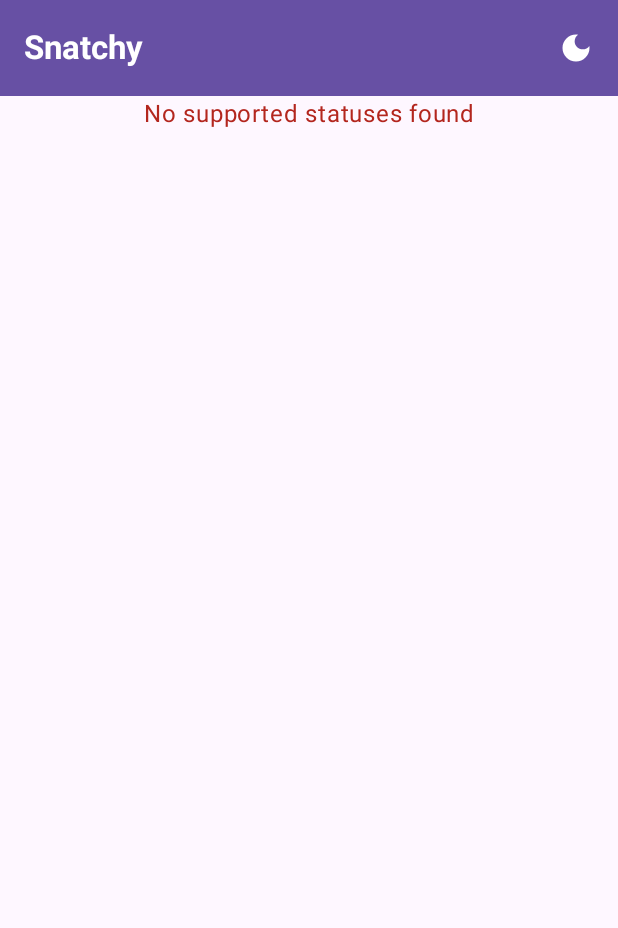
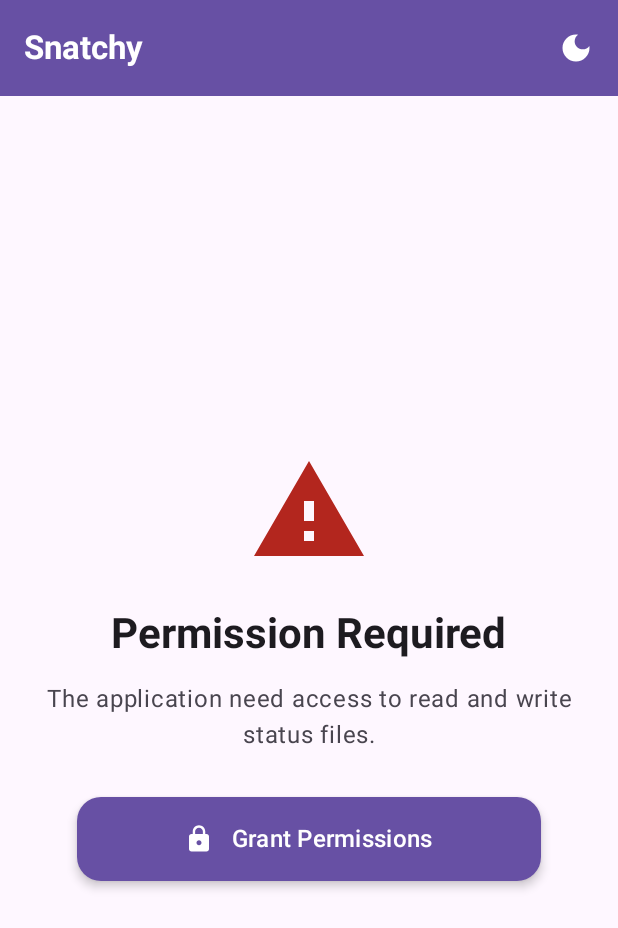
Before and after one commit to BERLINx03/snatchy, an Android app built with Jetpack Compose: the composable SnatchyApplication shown on its own in the app's theme, on a phone screen of 412 x 824 dp. Shown: the top 928 px of the screen. Run offline under Robolectric (Android 15) with nearby library versions, the phone set to English and light mode, and no system bars; our stand-ins replace Dagger/Hilt's generated code; 2 statements that could not run were skipped.

Commit message:
Refactor permission handling and UI
More robust permission handling system and improves the user interface for permission requests and error states.

```diff
--- a/app/src/main/java/com/berlin/snatchy/SnatchyApplication.kt
+++ b/app/src/main/java/com/berlin/snatchy/SnatchyApplication.kt
@@ -43,10 +43,10 @@ import androidx.compose.ui.graphics.graphicsLayer
 import androidx.compose.ui.platform.LocalContext
 import androidx.compose.ui.res.painterResource
 import androidx.compose.ui.text.font.FontWeight
-import androidx.compose.ui.text.style.TextAlign
 import androidx.compose.ui.unit.dp
 import com.berlin.snatchy.domain.model.StorageResponse
 import com.berlin.snatchy.presentation.WhatsappStatusViewModel
+import com.berlin.snatchy.presentation.ui.FailedScreen
 import com.berlin.snatchy.presentation.ui.StatusItem
 import java.io.File
 
@@ -58,7 +58,8 @@ import java.io.File
 fun SnatchyApplication(
     isDark: MutableState<Boolean>,
     onButtonClicked: () -> Unit,
-    whatsappVM: WhatsappStatusViewModel
+    whatsappVM: WhatsappStatusViewModel,
+    onRequestPermission: () -> Unit
 ) {
 
     val isRefreshing by whatsappVM.isRefreshing.collectAsState()
@@ -121,6 +122,7 @@ fun SnatchyApplication(
             isRefreshing = isRefreshing,
             onRefresh = whatsappVM::onRefresh,
             selectedFiles = selectedFiles,
+            onRequestPermission = onRequestPermission,
             onSelectedFilesChange = { selectedFiles = it }
         )
     }
@@ -134,7 +136,8 @@ fun StatusList(
     viewModel: WhatsappStatusViewModel,
     isRefreshing: Boolean,
     onRefresh: () -> Unit,
-    selectedFiles: Set<File>,  // NEW
+    selectedFiles: Set<File>,
+    onRequestPermission: () -> Unit,
     onSelectedFilesChange: (Set<File>) -> Unit
 ) {
     val statusResponse by viewModel.statuses.collectAsState()
@@ -191,11 +194,9 @@ fun StatusList(
 
                 is StorageResponse.Failure -> {
                     val errorMessage = (statusResponse as StorageResponse.Failure).message
-                    Text(
-                        text = errorMessage,
-                        color = MaterialTheme.colorScheme.error,
-                        modifier = Modifier.fillMaxSize(),
-                        textAlign = TextAlign.Center
+                    FailedScreen(
+                        errorMessage = errorMessage,
+                        onRequestPermissions = onRequestPermission,
                     )
                 }
             }
--- /dev/null
+++ b/app/src/main/java/com/berlin/snatchy/presentation/ui/FailedScreen.kt
@@ -0,0 +1,174 @@
+package com.berlin.snatchy.presentation.ui
+
+import android.content.Context
+import android.content.Intent
+import android.content.pm.PackageManager
+import androidx.compose.foundation.layout.Arrangement
+import androidx.compose.foundation.layout.Column
+import androidx.compose.foundation.layout.Spacer
+import androidx.compose.foundation.layout.fillMaxSize
+import androidx.compose.foundation.layout.fillMaxWidth
+import androidx.compose.foundation.layout.height
+import androidx.compose.foundation.layout.padding
+import androidx.compose.foundation.layout.size
+import androidx.compose.foundation.layout.width
+import androidx.compose.foundation.shape.RoundedCornerShape
+import androidx.compose.material.icons.Icons
+import androidx.compose.material.icons.automirrored.filled.Send
+import androidx.compose.material.icons.filled.Lock
+import androidx.compose.material.icons.filled.Search
+import androidx.compose.material.icons.filled.Warning
+import androidx.compose.material3.Button
+import androidx.compose.material3.ButtonDefaults
+import androidx.compose.material3.Icon
+import androidx.compose.material3.MaterialTheme
+import androidx.compose.material3.Text
+import androidx.compose.runtime.Composable
+import androidx.compose.ui.Alignment
+import androidx.compose.ui.Modifier
+import androidx.compose.ui.graphics.Color
+import androidx.compose.ui.platform.LocalContext
+import androidx.compose.ui.text.font.FontWeight
+import androidx.compose.ui.text.style.TextAlign
+import androidx.compose.ui.unit.dp
+import androidx.compose.ui.unit.sp
+import androidx.core.net.toUri
+
+@Composable
+fun FailedScreen(
+    errorMessage: String,
+    onRequestPermissions: () -> Unit,
+    modifier: Modifier = Modifier
+) {
+    val context = LocalContext.current
+    val isNoStatusesError = errorMessage == "No supported statuses found"
+
+    Column(
+        modifier = modifier
+            .fillMaxSize()
+            .padding(24.dp),
+        horizontalAlignment = Alignment.CenterHorizontally,
+        verticalArrangement = Arrangement.Center
+    ) {
+        Icon(
+            imageVector = if (isNoStatusesError) {
+                Icons.Default.Search
+            } else {
+                Icons.Default.Warning
+            },
+            contentDescription = if (isNoStatusesError) "No statuses" else "Error",
+            tint = if (isNoStatusesError) {
+                MaterialTheme.colorScheme.primary
+            } else {
+                MaterialTheme.colorScheme.error
+            },
+            modifier = Modifier.size(80.dp)
+        )
+
+        Spacer(modifier = Modifier.height(24.dp))
+
+        Text(
+            text = if (isNoStatusesError) {
+                "No Statuses Found"
+            } else {
+                "Permission Required"
+            },
+            style = MaterialTheme.typography.headlineMedium,
+            fontWeight = FontWeight.Bold,
+            color = MaterialTheme.colorScheme.onSurface
+        )
+
+        Spacer(modifier = Modifier.height(16.dp))
+
+        Text(
+            text = if (isNoStatusesError) {
+                "We couldn't find any WhatsApp statuses. This might be due to:\n\n• WhatsApp not installed\n• No recent statuses available\n• App compatibility issue\n\nNeed help? Join our Discord community!"
+            } else {
+                errorMessage
+            },
+            style = MaterialTheme.typography.bodyLarge,
+            textAlign = TextAlign.Center,
+            color = MaterialTheme.colorScheme.onSurfaceVariant,
+            lineHeight = 24.sp
+        )
+
+        Spacer(modifier = Modifier.height(32.dp))
+        Button(
+            onClick = if (isNoStatusesError) {
+                {
+                    openGivenProfile(
+                        context = context,
+                        "https://discord.gg/XZD9xjmbCU",
+                        "com.discord"
+                    )
+                }
+            } else {
+                onRequestPermissions
+            },
+            modifier = Modifier
+                .fillMaxWidth(0.85f)
+                .height(56.dp),
+            shape = RoundedCornerShape(16.dp),
+            colors = ButtonDefaults.buttonColors(
+                containerColor = if (errorMessage == "No supported statuses found") {
+                    Color(0xFF5865F2)
+                } else {
+                    MaterialTheme.colorScheme.primary
+                }
+            ),
+            elevation = ButtonDefaults.buttonElevation(
+                defaultElevation = 4.dp,
+                pressedElevation = 8.dp
+            )
+        ) {
+            if (errorMessage == "No supported statuses found") {
+                Icon(
+                    imageVector = Icons.AutoMirrored.Filled.Send,
+                    contentDescription = null,
+                    modifier = Modifier.size(20.dp)
+                )
+                Spacer(modifier = Modifier.width(12.dp))
+                Text(
+                    text = "Get Help on Discord",
+                    style = MaterialTheme.typography.titleMedium,
+                    fontWeight = FontWeight.SemiBold
+                )
+            } else {
+                Icon(
+                    imageVector = Icons.Default.Lock,
+                    contentDescription = null,
+                    modifier = Modifier.size(20.dp)
+                )
+                Spacer(modifier = Modifier.width(12.dp))
+                Text(
+                    text = "Grant Permissions",
+                    style = MaterialTheme.typography.titleMedium,
+                    fontWeight = FontWeight.SemiBold
+                )
+            }
+        }
+    }
+}
+
+fun openGivenProfile(context: Context, profileUrl: String, packageName: String) {
+    val pm = context.packageManager
+    val isInstalled = try {
+        pm.getPackageInfo(packageName, 0)
+        true
+    } catch (_: PackageManager.NameNotFoundException) {
+        false
+    }
+
+    if (isInstalled) {
+        val intent = Intent(Intent.ACTION_VIEW).apply {
+            data = profileUrl.toUri()
+            setPackage(packageName)
+        }
+        context.startActivity(intent)
+    } else {
+        val intent = Intent(Intent.ACTION_VIEW).apply {
+            data = profileUrl.toUri()
+        }
+        context.startActivity(intent)
+    }
+}
```
Also changed, not shown: app/build.gradle.kts (+4 -5 lines), app/src/main/AndroidManifest.xml (+7 -9 lines), app/src/main/java/com/berlin/snatchy/MainActivity.kt (+72 -174 lines), app/src/main/java/com/berlin/snatchy/data/WhatsappStatusRepository.kt (+29 -35 lines), app/src/main/java/com/berlin/snatchy/presentation/WhatsappStatusViewModel.kt (+42 -10 lines), app/src/main/java/com/berlin/snatchy/presentation/permissions/IPermission.kt (added, +32 -0 lines), app/src/main/java/com/berlin/snatchy/presentation/permissions/PermissionDialog.kt (added, +88 -0 lines), app/src/main/java/com/berlin/snatchy/presentation/permissions/PermissionsViewModel.kt (added, +18 -0 lines).
